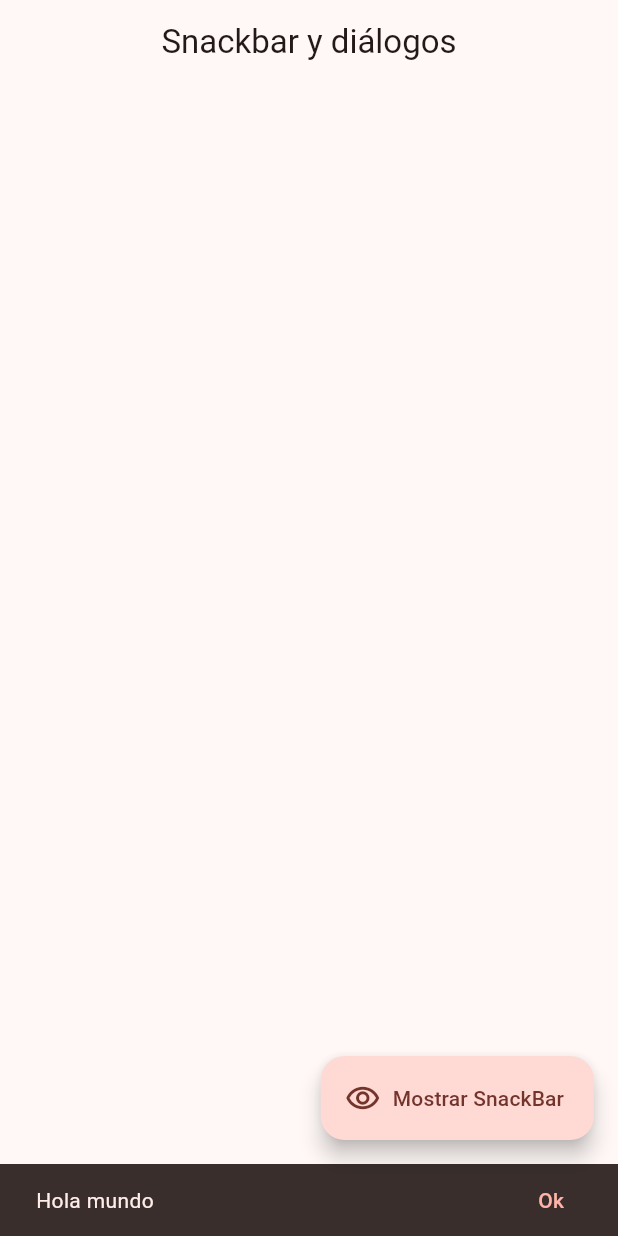
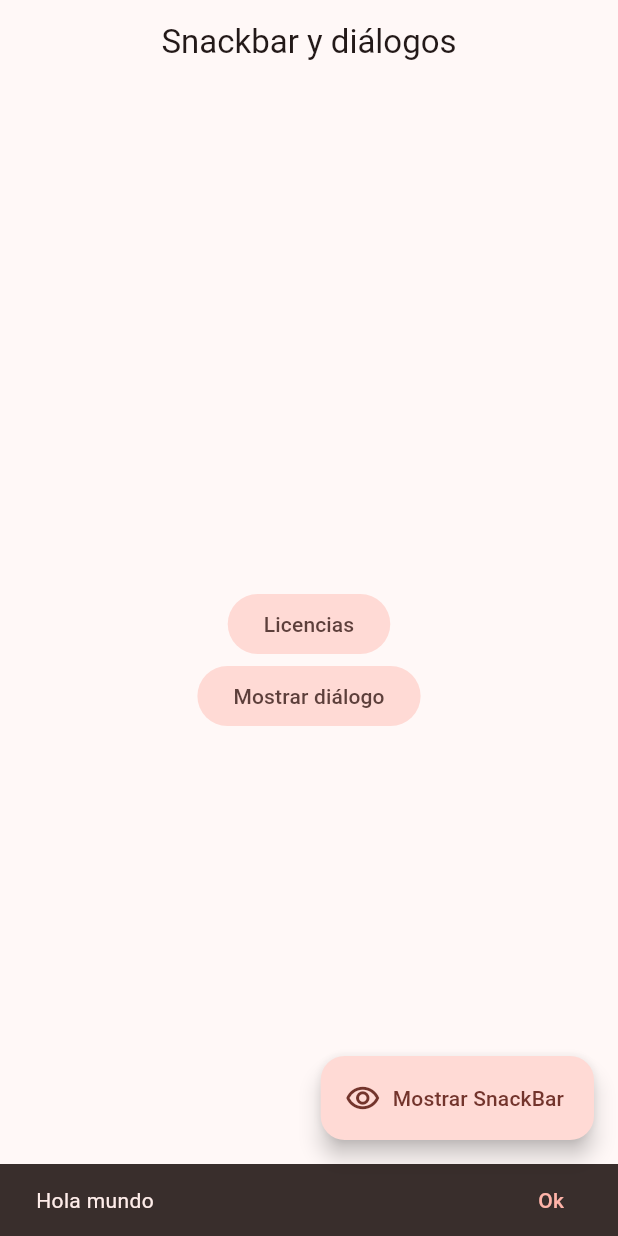
Before and after one commit to Gaan21/Flutter, a Flutter app: the SnackbarScreen screen opened by its route, after a tap on "Mostrar SnackBar", on a phone screen of 412 x 824 dp. Run offline on Flutter 3.47's test engine with Material 2 defaults, Android fonts, the phone set to English and light mode, and no system bars; our stand-ins replace animate_do, dio, go_router, video_player.

Commit message:
antes de actualizar version

```diff
--- a/widgets_app/lib/presentation/screens/snackbar/snackbar_screen.dart
+++ b/widgets_app/lib/presentation/screens/snackbar/snackbar_screen.dart
@@ -5,7 +5,7 @@ class SnackbarScreen extends StatelessWidget {
 
   const SnackbarScreen({super.key});
 
-  void ShowCustomSnackBar(BuildContext context) {
+  void showCustomSnackBar(BuildContext context) {
     ScaffoldMessenger.of(context).clearSnackBars();
 
     ScaffoldMessenger.of(context).showSnackBar(
@@ -23,9 +23,24 @@ class SnackbarScreen extends StatelessWidget {
       appBar: AppBar(
         title: const Text("Snackbar y diálogos"),
       ),
+      body: Center(
+        child: Column(
+          mainAxisAlignment: MainAxisAlignment.center,
+          children: [
+            FilledButton.tonal(
+              onPressed: () {},
+              child: const Text("Licencias"),
+            ),
+            FilledButton.tonal(
+              onPressed: () {},
+              child: const Text("Mostrar diálogo"),
+            ),
+          ],
+        ),
+      ),
       floatingActionButton: FloatingActionButton.extended(
         onPressed: () {
-          ShowCustomSnackBar(context);
+          showCustomSnackBar(context);
         },
         icon: const Icon(Icons.remove_red_eye_outlined),
         label: const Text("Mostrar SnackBar"),
```
